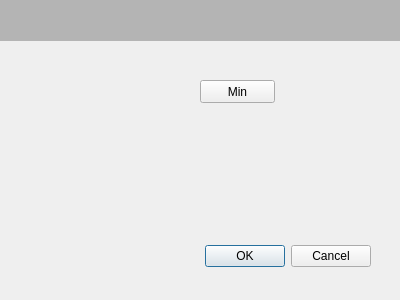
Jacholy/QtFramelessDialog, file src/normaldialog.ui: the form before one commit.
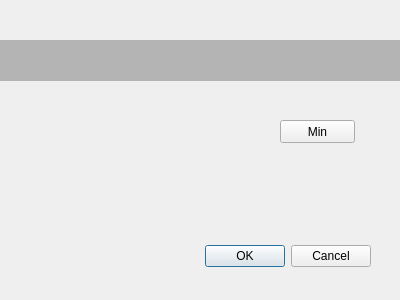
The form after the commit.

Diff of the .ui file:
```diff
--- a/src/normaldialog.ui
+++ b/src/normaldialog.ui
@@ -36,7 +36,7 @@
    <property name="geometry">
     <rect>
      <x>0</x>
-     <y>0</y>
+     <y>40</y>
      <width>401</width>
      <height>41</height>
     </rect>
@@ -48,8 +48,8 @@
   <widget class="QPushButton" name="pushButtonMin">
    <property name="geometry">
     <rect>
-     <x>200</x>
-     <y>80</y>
+     <x>280</x>
+     <y>120</y>
      <width>75</width>
      <height>23</height>
     </rect>
```
